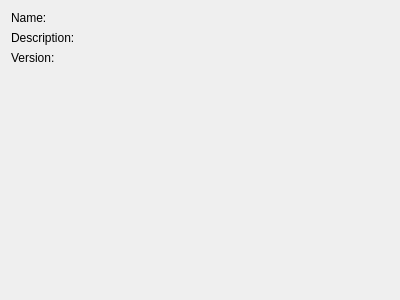
First picture: the form in krita/plugins/extensions/extensionsmanager/ExtensionInformationWidget.ui, repository KDE/krita, before the edit.
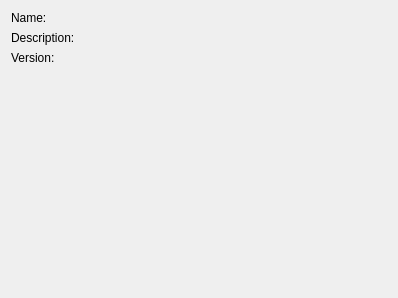
Second picture: the form after the edit.

```diff
--- a/krita/plugins/extensions/extensionsmanager/ExtensionInformationWidget.ui
+++ b/krita/plugins/extensions/extensionsmanager/ExtensionInformationWidget.ui
@@ -6,8 +6,8 @@
    <rect>
     <x>0</x>
     <y>0</y>
-    <width>400</width>
-    <height>300</height>
+    <width>398</width>
+    <height>298</height>
    </rect>
   </property>
   <property name="windowTitle">
@@ -15,6 +15,11 @@
   </property>
   <layout class="QGridLayout" name="gridLayout">
    <item row="0" column="0">
+    <layout class="QFormLayout" name="formLayout">
+     <property name="rowWrapPolicy">
+      <enum>QFormLayout::WrapLongRows</enum>
+     </property>
+     <item row="0" column="0">
     <widget class="QLabel" name="label">
      <property name="text">
       <string>Name:</string>
@@ -56,7 +61,9 @@
      </property>
     </widget>
    </item>
-   <item row="3" column="1">
+    </layout>
+   </item>
+   <item row="1" column="1">
     <spacer name="verticalSpacer">
      <property name="orientation">
       <enum>Qt::Vertical</enum>
```
Lines whose indentation alone changed are shown as unchanged.
